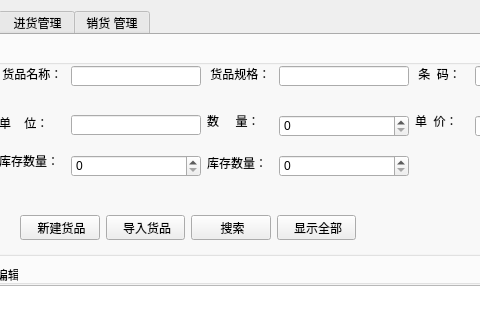
Qt form mainwindow.ui (YanhuiLu89/customermgsys) before a commit; both pictures show x 251 to 731 and y 0 to 323 of the 899 by 641 pixel window.
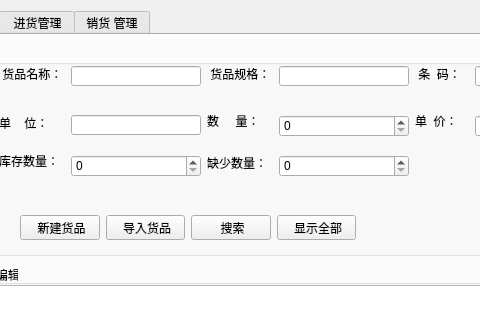
The same form after that commit.

Commit message: 增加新建货品功能

```diff
--- a/mainwindow.ui
+++ b/mainwindow.ui
@@ -732,7 +732,7 @@
          </rect>
         </property>
         <property name="text">
-         <string>库存数量：</string>
+         <string>缺少数量：</string>
         </property>
        </widget>
        <widget class="QGroupBox" name="groupBox_5">
```
Left out of the diff: 27 changed lines with no effect on the pictures. The commit also changes 2 other files.
